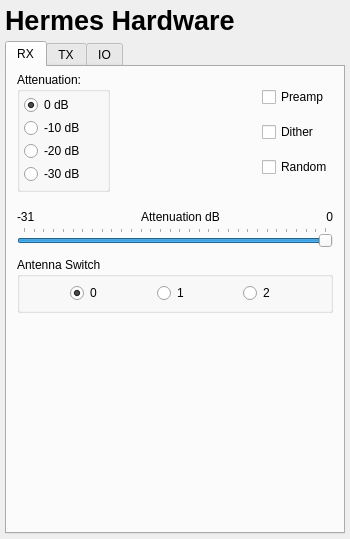
Above: QtRadio/hermesframe.ui from kd0oss/QtRadioNG before the change. Below: the same form after it.
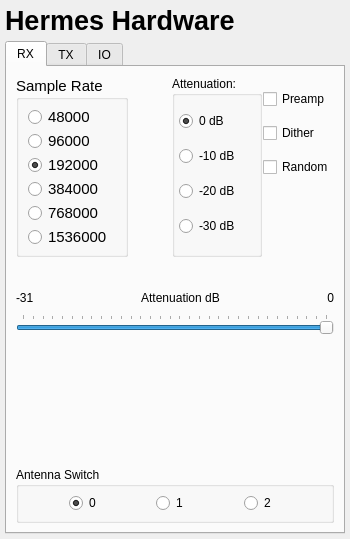
That is the form after the change.

Commit message: Added support for HackRf One and FlexRadio models. Added plugin support for M17 digital voice.

Diff of the .ui file:
```diff
--- a/QtRadio/hermesframe.ui
+++ b/QtRadio/hermesframe.ui
@@ -58,49 +58,113 @@
       <attribute name="title">
        <string>RX</string>
       </attribute>
+      <layout class="QVBoxLayout" name="verticalLayout_9">
+       <item>
       <layout class="QHBoxLayout" name="horizontalLayout_3">
        <property name="spacing">
-        <number>0</number>
-       </property>
-       <property name="leftMargin">
-        <number>0</number>
-       </property>
-       <property name="topMargin">
-        <number>0</number>
-       </property>
-       <property name="rightMargin">
-        <number>0</number>
-       </property>
-       <property name="bottomMargin">
-        <number>0</number>
+          <number>1</number>
+         </property>
+         <property name="sizeConstraint">
+          <enum>QLayout::SizeConstraint::SetDefaultConstraint</enum>
        </property>
        <item>
+          <widget class="QGroupBox" name="groupBox_4">
+           <property name="maximumSize">
+            <size>
+             <width>112</width>
+             <height>16777215</height>
+            </size>
+           </property>
+           <property name="font">
+            <font>
+             <pointsize>11</pointsize>
+            </font>
+           </property>
+           <property name="title">
+            <string>Sample Rate</string>
+           </property>
         <layout class="QVBoxLayout" name="verticalLayout_4">
-         <property name="leftMargin">
-          <number>10</number>
-         </property>
-         <property name="topMargin">
-          <number>5</number>
-         </property>
-         <property name="rightMargin">
-          <number>10</number>
-         </property>
-         <item>
-          <layout class="QHBoxLayout" name="horizontalLayout_5">
-           <property name="topMargin">
+            <property name="spacing">
             <number>0</number>
            </property>
+            <property name="topMargin">
+             <number>5</number>
+            </property>
+            <property name="bottomMargin">
+             <number>5</number>
+            </property>
+            <item>
+             <widget class="QRadioButton" name="radio48000Chk">
+              <property name="text">
+               <string>48000</string>
+              </property>
+             </widget>
+            </item>
+            <item>
+             <widget class="QRadioButton" name="radio96000Chk">
+              <property name="text">
+               <string>96000</string>
+              </property>
+             </widget>
+            </item>
+            <item>
+             <widget class="QRadioButton" name="radio192000Chk">
+              <property name="text">
+               <string>192000</string>
+              </property>
+              <property name="checked">
+               <bool>true</bool>
+              </property>
+             </widget>
+            </item>
+            <item>
+             <widget class="QRadioButton" name="radio384000Chk">
+              <property name="text">
+               <string>384000</string>
+              </property>
+             </widget>
+            </item>
+            <item>
+             <widget class="QRadioButton" name="radio768000Chk">
+              <property name="text">
+               <string>768000</string>
+              </property>
+             </widget>
+            </item>
+            <item>
+             <widget class="QRadioButton" name="radio1536000Chk">
+              <property name="text">
+               <string>1536000</string>
+              </property>
+             </widget>
+            </item>
+           </layout>
+          </widget>
+         </item>
+         <item>
+          <spacer name="horizontalSpacer_5">
+           <property name="orientation">
+            <enum>Qt::Orientation::Horizontal</enum>
+           </property>
+           <property name="sizeHint" stdset="0">
+            <size>
+             <width>40</width>
+             <height>20</height>
+            </size>
+           </property>
+          </spacer>
+         </item>
            <item>
             <widget class="QGroupBox" name="attGroupBox">
              <property name="minimumSize">
               <size>
                <width>0</width>
-               <height>120</height>
+             <height>103</height>
               </size>
              </property>
              <property name="maximumSize">
               <size>
-               <width>102</width>
+             <width>90</width>
                <height>16777215</height>
               </size>
              </property>
@@ -161,21 +225,11 @@
              </layout>
             </widget>
            </item>
-           <item>
-            <spacer name="horizontalSpacer_5">
-             <property name="orientation">
-              <enum>Qt::Horizontal</enum>
-             </property>
-             <property name="sizeHint" stdset="0">
-              <size>
-               <width>40</width>
-               <height>20</height>
-              </size>
-             </property>
-            </spacer>
-           </item>
            <item>
             <layout class="QVBoxLayout" name="verticalLayout_7">
+           <property name="spacing">
+            <number>1</number>
+           </property>
              <property name="leftMargin">
               <number>0</number>
              </property>
@@ -206,10 +260,6 @@
                </property>
               </widget>
              </item>
-            </layout>
-           </item>
-          </layout>
-         </item>
          <item>
           <spacer name="verticalSpacer_6">
            <property name="orientation">
@@ -221,11 +271,33 @@
            <property name="sizeHint" stdset="0">
             <size>
              <width>20</width>
-             <height>15</height>
+               <height>64</height>
             </size>
            </property>
           </spacer>
          </item>
+          </layout>
+         </item>
+        </layout>
+       </item>
+       <item>
+        <spacer name="verticalSpacer_7">
+         <property name="orientation">
+          <enum>Qt::Orientation::Vertical</enum>
+         </property>
+         <property name="sizeType">
+          <enum>QSizePolicy::Policy::Fixed</enum>
+         </property>
+         <property name="sizeHint" stdset="0">
+          <size>
+           <width>20</width>
+           <height>25</height>
+          </size>
+         </property>
+        </spacer>
+       </item>
+       <item>
+        <layout class="QVBoxLayout" name="verticalLayout_8">
          <item>
           <layout class="QHBoxLayout" name="horizontalLayout_9">
            <property name="topMargin">
@@ -308,18 +380,17 @@
            </property>
           </widget>
          </item>
+        </layout>
+       </item>
          <item>
-          <spacer name="verticalSpacer_7">
+        <spacer name="verticalSpacer_3">
            <property name="orientation">
-            <enum>Qt::Vertical</enum>
-           </property>
-           <property name="sizeType">
-            <enum>QSizePolicy::Fixed</enum>
+          <enum>Qt::Orientation::Vertical</enum>
            </property>
            <property name="sizeHint" stdset="0">
             <size>
              <width>20</width>
-             <height>10</height>
+           <height>76</height>
             </size>
            </property>
           </spacer>
@@ -378,21 +449,6 @@
            </layout>
           </widget>
          </item>
-         <item>
-          <spacer name="verticalSpacer_3">
-           <property name="orientation">
-            <enum>Qt::Vertical</enum>
-           </property>
-           <property name="sizeHint" stdset="0">
-            <size>
-             <width>20</width>
-             <height>40</height>
-            </size>
-           </property>
-          </spacer>
-         </item>
-        </layout>
-       </item>
       </layout>
      </widget>
      <widget class="QWidget" name="tx">
```
Left out of the diff: 83 changed lines with no effect on the pictures. Lines whose indentation alone changed are shown as unchanged. The commit also changes 183 other files.
